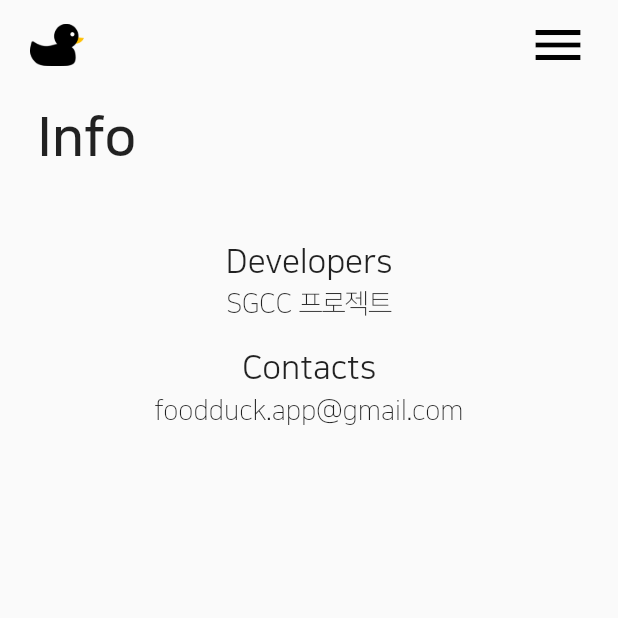
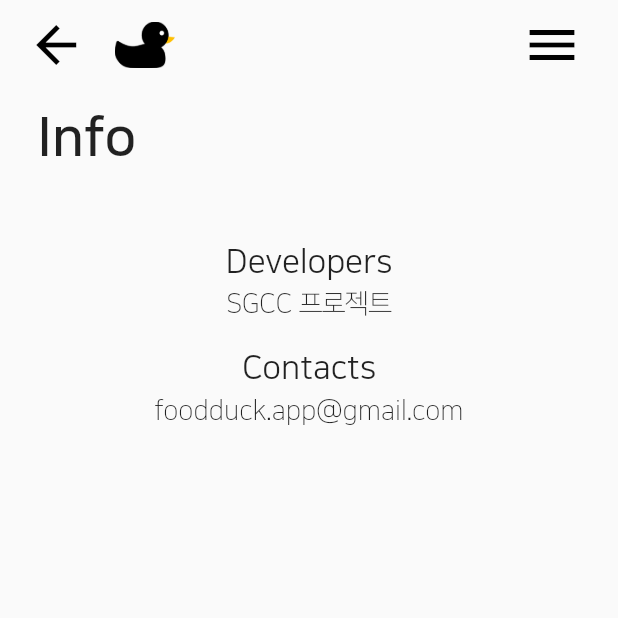
Before and after one commit to eclipse25/Food.duck-Web-Project, a Flutter app: the screen it shows after launch, in the side drawer, after a tap on "I’m Feeling Hungry", on a phone screen of 412 x 824 dp, the top half of it. Run offline on Flutter 3.47's test engine with Material 2 defaults, Android fonts, the phone set to English and light mode, and no system bars; our stand-ins replace firebase_core, firebase_storage, fluttertoast, internet_connection_checker_plus, text_scroll; missing offline and left inert: auto_size_widget, cache_manager, dart:html, dart:ui_web, korea_regexp; accounts and stored records are empty; network calls fail.

Commit message:
앱바에 뒤로가기 추가, 아이콘 중앙정렬

```diff
--- a/foodduck_web/lib/home_page.dart
+++ b/foodduck_web/lib/home_page.dart
@@ -74,12 +74,13 @@ class _HomePage extends State<HomePage> {
           //drawer기능 때문에 Appbar 필요
           toolbarHeight: 60,
           backgroundColor: Colors.transparent,
-          elevation: 0, // 그림자
+          elevation: 0,
           actions: [
             Padding(
               padding: const EdgeInsets.only(
                   right: 20.0), //top:10 하거나 Appbar의 height올릴수도 있음
               child: IconButton(
+                padding: EdgeInsets.zero,
                 icon: const Icon(
                   Icons.menu,
                   color: Colors.black,
--- a/foodduck_web/lib/widget.dart
+++ b/foodduck_web/lib/widget.dart
@@ -241,20 +241,39 @@ class CustomAppBar extends StatelessWidget implements PreferredSizeWidget {
       toolbarHeight: 60,
       backgroundColor: Colors.transparent,
       elevation: 0,
+      leadingWidth: 120,
       leading: Padding(
-        padding: const EdgeInsets.only(left: 20.0),
-        child: InkWell(
+        padding: const EdgeInsets.only(left: 10.0),
+        child: Row(
+          mainAxisAlignment: MainAxisAlignment.center,
+          crossAxisAlignment: CrossAxisAlignment.center,
+          children: [
+            IconButton(
+              padding: EdgeInsets.zero,
+              icon: const Icon(
+                Icons.arrow_back, // 뒤로가기 아이콘
+                color: Colors.black, // 아이콘 색상 (흰색)
+                size: 40,
+              ),
+              onPressed: () {
+                Navigator.pop(context); // 뒤로가기 기능 추가
+              },
+            ),
+            const SizedBox(width: 15),
+            InkWell(
               onTap: () {
                 Navigator.push(
                   context,
-              MaterialPageRoute(builder: (context) => HomePage()),
+                  MaterialPageRoute(builder: (context) => const HomePage()),
                 );
               },
               child: Image.asset(
                 'assets/images/icon.png',
-            height: 50,
-            width: 50,
+                height: 40,
+                width: 40,
               ),
+            ),
+          ],
         ),
       ),
       actions: [
@@ -265,6 +284,7 @@ class CustomAppBar extends StatelessWidget implements PreferredSizeWidget {
           child: Padding(
             padding: const EdgeInsets.only(right: 20.0),
             child: IconButton(
+              padding: EdgeInsets.zero,
               icon: const Icon(
                 Icons.menu,
                 color: Colors.black,
```
Lines whose indentation alone changed are shown as unchanged.
